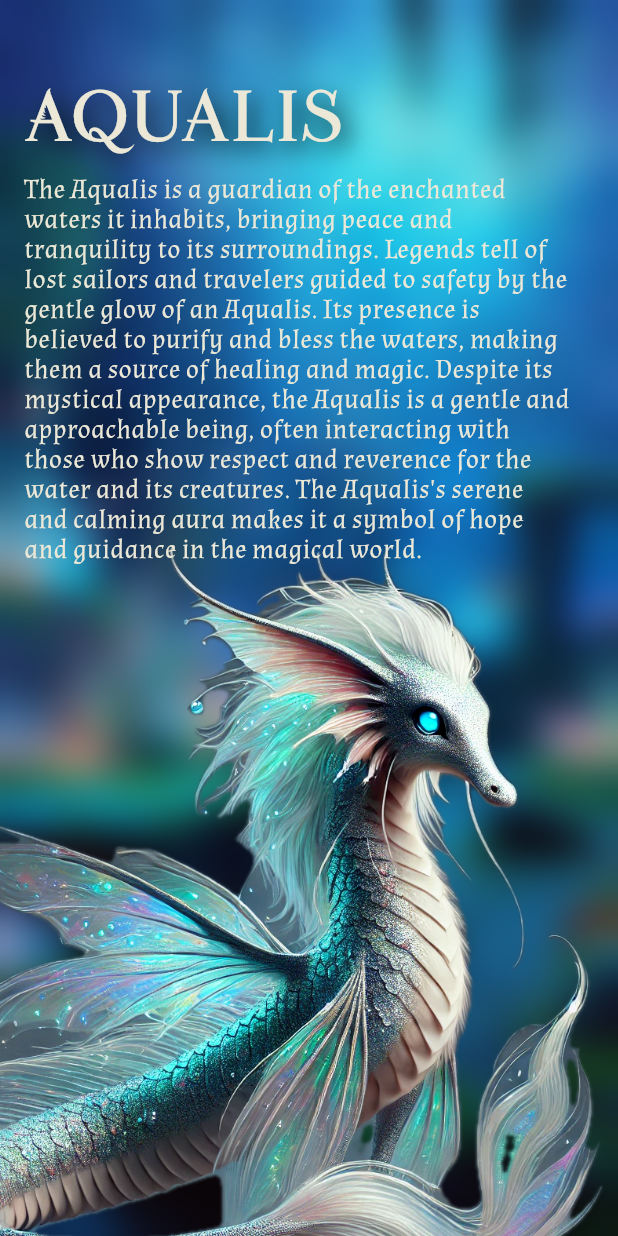
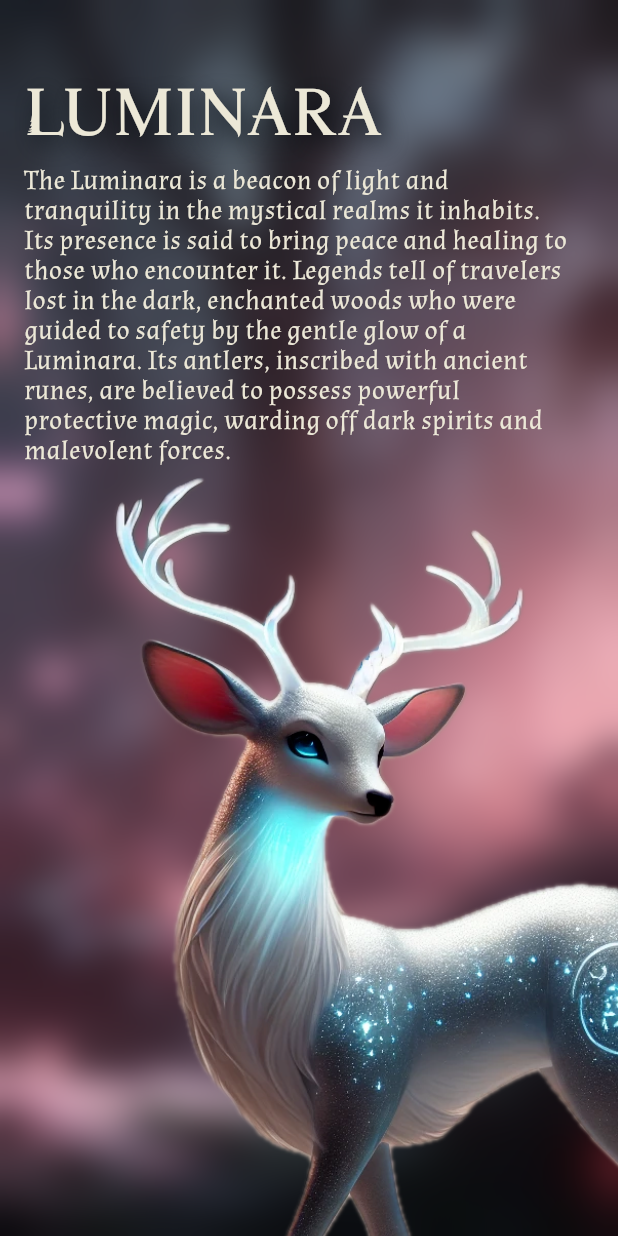
Before and after one commit to darjaorlova/magic_beasts, a Flutter app: the screen it shows after launch, swiped to page 3, on a phone screen of 412 x 824 dp. Run offline on Flutter 3.47's test engine with Material 3 defaults, Android fonts, the light colour scheme and no system bars; drawn by our look-alikes of flutter_animate.

Commit message:
Refactor to use a reusable beast widget

```diff
--- a/analysis_options.yaml
+++ b/analysis_options.yaml
@@ -30,6 +30,7 @@ linter:
 
     # Docs
     public_member_api_docs: false
+    diagnostic_describe_all_properties: false
 
 dart_code_metrics:
   extends:
--- /dev/null
+++ b/lib/beast_view.dart
@@ -0,0 +1,123 @@
+import 'dart:ui';
+
+import 'package:flutter/material.dart';
+import 'package:flutter_animate/flutter_animate.dart';
+
+class BeastView extends StatelessWidget {
+  const BeastView({
+    required this.name,
+    required this.description,
+    required this.beastImage,
+    required this.backgroundImage,
+    required this.backgroundSemanticLabel,
+    super.key,
+  });
+
+  final String name;
+  final String description;
+  final String beastImage;
+  final String backgroundImage;
+  final String backgroundSemanticLabel;
+
+  @override
+  Widget build(BuildContext context) {
+    var size = MediaQuery.sizeOf(context);
+    var maxH = size.height;
+    var maxW = size.width;
+
+    return Scaffold(
+      body: Stack(
+        children: [
+          Positioned.fill(
+            child: Image.asset(
+              backgroundImage,
+              fit: BoxFit.cover,
+              semanticLabel: backgroundSemanticLabel,
+            ),
+          ),
+          ClipRRect(
+            child: BackdropFilter(
+              filter: ImageFilter.blur(sigmaX: 12, sigmaY: 12),
+              child: const SizedBox.expand(),
+            ),
+          ),
+          Align(
+            alignment: Alignment.bottomLeft,
+            child: Transform(
+              transform: Matrix4.translationValues(130, 240, 0),
+              child: OverflowBox(
+                maxHeight: maxH * 2,
+                maxWidth: maxW * 2,
+                child: Image.asset(
+                  beastImage,
+                  height: maxH * 0.85,
+                  fit: BoxFit.contain,
+                  semanticLabel: name,
+                )
+                    .animate()
+                    .fadeIn(
+                      delay: 300.ms,
+                      duration: 1000.ms,
+                      curve: Curves.easeIn,
+                    )
+                    .move(
+                      delay: 300.ms,
+                      duration: 1000.ms,
+                      curve: Curves.easeIn,
+                      begin: const Offset(-100, 20),
+                      end: Offset.zero,
+                    ),
+              ),
+            ),
+          ),
+          Align(
+            alignment: Alignment.topRight,
+            child: Padding(
+              padding: const EdgeInsets.only(top: 48, right: 32, left: 16),
+              child: Column(
+                crossAxisAlignment: CrossAxisAlignment.start,
+                children: [
+                  Text(
+                    name,
+                    textAlign: TextAlign.left,
+                    style: const TextStyle(
+                      color: Color(0xFFECE8D7),
+                      fontSize: 44,
+                      fontWeight: FontWeight.w700,
+                      fontFamily: 'FantasticBeast',
+                      shadows: [
+                        Shadow(
+                          color: Color(0xFF060B10),
+                          blurRadius: 20,
+                          offset: Offset(5, 5),
+                        ),
+                      ],
+                    ),
+                  ).animate().fadeIn(
+                        delay: 600.ms,
+                        duration: 1000.ms,
+                        curve: Curves.easeIn,
+                      ),
+                  Text(
+                    description,
+                    textAlign: TextAlign.left,
+                    style: const TextStyle(
+                      color: Color(0xFFECE8D7),
+                      fontSize: 18,
+                      height: 1.1,
+                      fontFamily: 'Almendra',
+                    ),
+                  ).animate().fadeIn(
+                        delay: 600.ms,
+                        duration: 1000.ms,
+                        curve: Curves.easeIn,
+                      ),
+                ],
+              ),
+            ),
+          ),
+        ],
+      ),
+    );
+  }
+}
--- a/lib/beasts_page_view.dart
+++ b/lib/beasts_page_view.dart
@@ -1,34 +1,53 @@
 import 'package:flutter/material.dart';
-import 'package:magic_beasts/aqualis_view.dart';
-import 'package:magic_beasts/ignisphinx_view.dart';
-import 'package:magic_beasts/luminara_view.dart';
-import 'package:magic_beasts/shadowfelis_view.dart';
-import 'package:magic_beasts/zephyra_view.dart';
+import 'package:magic_beasts/beast_view.dart';
 
-class BeastsPageView extends StatefulWidget {
+class BeastsPageView extends StatelessWidget {
   const BeastsPageView({super.key});
-
-  @override
-  State<BeastsPageView> createState() => _BeastsPageViewState();
-}
-
-class _BeastsPageViewState extends State<BeastsPageView> {
-  @override
-  void initState() {
-    super.initState();
-    debugPrint('Bad code, called before super.initState() 🐛');
-    // super.initState();
-  }
 
   @override
   Widget build(BuildContext context) => Scaffold(
         body: PageView(
           children: const [
-            ShadowfelisView(),
-            ZephyraView(),
-            AqualisView(),
-            LuminaraView(),
-            IgnisphinxView(),
+            BeastView(
+              name: 'Shadowfelis',
+              description: '''
+The Shadowfelis is a rare and enigmatic magical beast, often found lurking in the depths of ancient, enchanted forests. Resembling a large cat, this creature boasts sleek, mystical fur adorned with dark, shimmering patterns that seem to ripple and change with the light. Its large, hauntingly glowing eyes possess an eerie, otherworldly intelligence, reflecting both wisdom and a hint of mischief.''',
+              beastImage: 'resources/images/shadowfelis.png',
+              backgroundImage: 'resources/images/bg_forest.webp',
+              backgroundSemanticLabel: 'Forest background',
+            ),
+            BeastView(
+              name: 'Zephyra',
+              description: '''
+The Zephyra is a guardian of the enchanted skies it inhabits, bringing peace and tranquility to its surroundings. Legends tell of lost travelers and sailors who were guided to safety by the gentle light of a Zephyra. Its presence is believed to purify and bless the skies, making them a source of healing and magic. Despite its mystical appearance, the Zephyra is a gentle and approachable being, often interacting with those who show respect and reverence for the air and its creatures''',
+              beastImage: 'resources/images/zephyra.png',
+              backgroundImage: 'resources/images/bg_forest_green.webp',
+              backgroundSemanticLabel: 'Green forest background',
+            ),
+            BeastView(
+              name: 'Luminara',
+              description:
+              '''The Luminara is a beacon of light and tranquility in the mystical realms it inhabits. Its presence is said to bring peace and healing to those who encounter it. Legends tell of travelers lost in the dark, enchanted woods who were guided to safety by the gentle glow of a Luminara. Its antlers, inscribed with ancient runes, are believed to possess powerful protective magic, warding off dark spirits and malevolent forces.''',
+              beastImage: 'resources/images/luminara.png',
+              backgroundImage: 'resources/images/bg_forest_pink.webp',
+              backgroundSemanticLabel: 'Pink forest background',
+            ),
+            BeastView(
+              name: 'Aqualis',
+              description:
+                  '''The Aqualis is a guardian of the enchanted waters it inhabits, bringing peace and tranquility to its surroundings. Legends tell of lost sailors and travelers guided to safety by the gentle glow of an Aqualis. Its presence is believed to purify and bless the waters, making them a source of healing and magic. Despite its mystical appearance, the Aqualis is a gentle and approachable being, often interacting with those who show respect and reverence for the water and its creatures. The Aqualis's serene and calming aura makes it a symbol of hope and guidance in the magical world.''',
+              beastImage: 'resources/images/aqualis.png',
+              backgroundImage: 'resources/images/bg_underwater.webp',
+              backgroundSemanticLabel: 'Underwater background',
+            ),
+            BeastView(
+              name: 'Ignisphinx',
+              description:
+                  '''The Ignisphinx is a guardian of the enchanted fire realms it inhabits, bringing both awe and fear to those who encounter it. Legends tell of ancient warriors and travelers who were granted protection and strength by the Ignisphinx. Its presence is believed to purify and bless the surrounding lands, making them a source of powerful magic and vitality. Despite its fiery and intimidating appearance, the Ignisphinx is a noble and wise being, often interacting with those who show courage and respect for the elements. The Ignisphinx's regal and commanding aura makes it a symbol of power and protection in the magical world.''',
+              beastImage: 'resources/images/ignisphinx.png',
+              backgroundImage: 'resources/images/bg_red.webp',
+              backgroundSemanticLabel: 'Red background',
+            ),
           ],
         ),
       );
```
Also changed, not shown: resources/images/aqualis.png, resources/images/ignisphinx.png.
